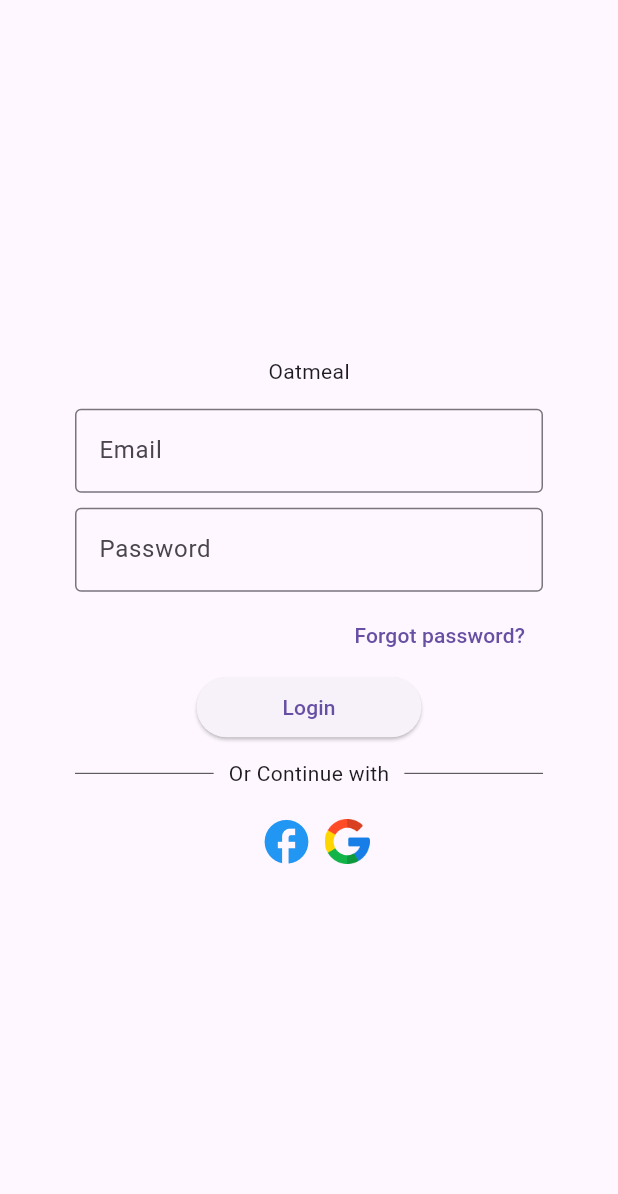
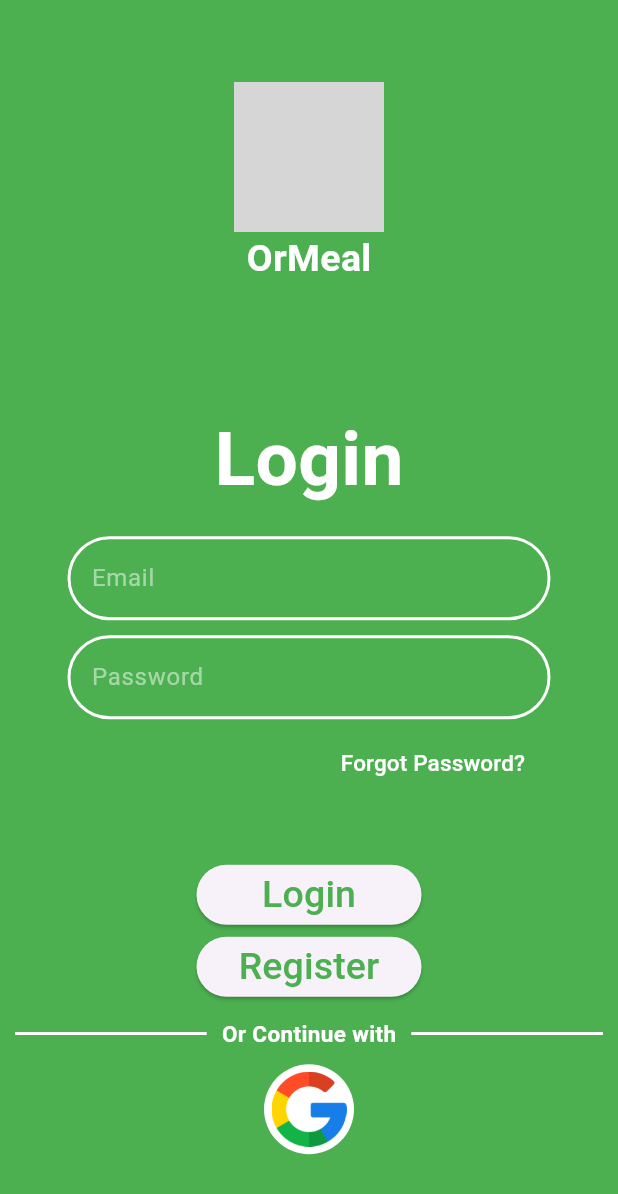
Before and after one commit to AAdrian565/OrMeal, a Flutter app: the screen it shows after launch, on a phone screen of 412 x 824 dp. Shown: the top 1194 px of the screen. Run offline on Flutter 3.47's test engine with Material 3 defaults, Android fonts, the light colour scheme and no system bars; our stand-ins replace firebase_auth, firebase_core; accounts and stored records are empty; grey boxes are pictures that could not be loaded.

Commit message:
login ui

```diff
--- a/lib/module/textinput.dart
+++ b/lib/module/textinput.dart
@@ -14,13 +14,26 @@ class TextInput extends StatelessWidget {
   @override
   Widget build(BuildContext context) {
     return Padding(
-      padding: EdgeInsets.symmetric(horizontal: 50.0, vertical: 5),
+      padding: EdgeInsets.symmetric(horizontal: 45.0, vertical: 5),
       child: TextFormField(
         controller: controller,
         obscureText: obscureText,
+        style: TextStyle(color: Colors.white), // Set text color to white
         decoration: InputDecoration(
-          border: OutlineInputBorder(),
+          enabledBorder: OutlineInputBorder(
+            borderSide: BorderSide(color: Colors.white, width: 2.0),
+            borderRadius: BorderRadius.circular(
+                90.0), // Set border radius for default state
+          ),
+          focusedBorder: OutlineInputBorder(
+            borderSide: BorderSide(color: Colors.white, width: 2.0),
+            borderRadius: BorderRadius.circular(
+                90.0), // Set border radius for default state
+          ),
           hintText: hintText,
+          hintStyle: TextStyle(
+              color: Colors.white
+                  .withOpacity(0.5)), // Set placeholder color to white
         ),
       ),
     );
--- a/lib/pages/login.dart
+++ b/lib/pages/login.dart
@@ -35,30 +35,60 @@ class _LoginPageState extends State<LoginPage> {
         password: passwordController.text,
       );
       print('signed in');
+      Navigator.of(context).pop();
     } on FirebaseAuthException catch (e) {
       print("ERROR SIGN IN");
+      Navigator.of(context).pop();
       if ((e.code == 'user-not-found') || (e.code == 'wrong-password')) {
         showDialog(
             context: context,
             builder: (context) {
               return const AlertDialog(
-                title: Text("Error"),
+                backgroundColor: Colors.blue,
+                title: Center(
+                  child: Text(
+                    'Error',
+                    style: TextStyle(color: Colors.white),
+                  ),
+                ),
               );
             });
       }
     }
-    Navigator.of(context).pop();
   }
 
   @override
   Widget build(BuildContext context) {
     return Scaffold(
+      backgroundColor: Colors.green,
       body: Center(
+        child: SingleChildScrollView(
           child: Column(
             mainAxisAlignment: MainAxisAlignment.center,
             crossAxisAlignment: CrossAxisAlignment.center,
             children: <Widget>[
-            Text('Oatmeal'),
+              Image.asset(
+                'lib/images/OrMeal.png',
+                width: 100,
+                height: 100,
+              ),
+              Text(
+                'OrMeal',
+                style: TextStyle(
+                  fontSize: 25,
+                  fontWeight: FontWeight.bold,
+                  color: Colors.white,
+                ),
+              ),
+              const SizedBox(height: 80),
+              Text(
+                'Login',
+                style: TextStyle(
+                  fontSize: 50,
+                  fontWeight: FontWeight.bold,
+                  color: Colors.white,
+                ),
+              ),
               const SizedBox(height: 10),
               // username
               TextInput(
@@ -77,46 +107,78 @@ class _LoginPageState extends State<LoginPage> {
                   mainAxisAlignment: MainAxisAlignment.end,
                   children: [
                     TextButton(
-                    child: const Text('Forgot password?'),
+                      child: const Text(
+                        'Forgot Password?',
+                        style: TextStyle(
+                          fontSize: 15,
+                          color: Colors.white,
+                        ),
+                      ),
                       onPressed: () {},
                     ),
                   ],
                 ),
               ),
-
+              const SizedBox(height: 40),
               ElevatedButton(
-              child: const Text('Login'),
+                child: const Text(
+                  'Login',
+                  style: TextStyle(
+                    color: Colors.green, // Set text color to white
+                    fontSize: 25, // Set text size to 16
+                  ),
+                ),
                 style: ElevatedButton.styleFrom(
                   fixedSize: const Size(150, 35),
                   shape: StadiumBorder(),
                 ),
                 onPressed: () {
-                // printhello();
                   signUserIn();
-                // Navigator.of(context)
-                //     .push(Slide(const MainPage(), const Offset(0.0, 1.0)));
+                },
+              ),
+              ElevatedButton(
+                child: const Text(
+                  'Register',
+                  style: TextStyle(
+                    color: Colors.green, // Set text color to white
+                    fontSize: 25, // Set text size to 16
+                  ),
+                ),
+                style: ElevatedButton.styleFrom(
+                  fixedSize: const Size(150, 35),
+                  shape: StadiumBorder(),
+                ),
+                onPressed: () {
+                  signUserIn();
                 },
               ),
               // or continue with
               Padding(
                 padding:
-                  const EdgeInsets.symmetric(horizontal: 50.0, vertical: 10),
+                    const EdgeInsets.symmetric(horizontal: 10.0, vertical: 10),
                 child: Row(
                   children: [
                     Expanded(
                       child: Divider(
-                      color: Colors.black,
-                      thickness: 0.5,
+                        color: Colors.white,
+                        thickness: 2,
                       ),
                     ),
                     const Padding(
                       padding: EdgeInsets.symmetric(horizontal: 10.0),
-                    child: Text('Or Continue with'),
+                      child: Text(
+                        'Or Continue with',
+                        style: TextStyle(
+                          fontSize: 15,
+                          fontWeight: FontWeight.bold,
+                          color: Colors.white,
+                        ),
+                      ),
                     ),
                     Expanded(
                       child: Divider(
-                      color: Colors.black,
-                      thickness: 0.5,
+                        color: Colors.white,
+                        thickness: 2,
                       ),
                     ),
                   ],
@@ -125,25 +187,30 @@ class _LoginPageState extends State<LoginPage> {
               Row(
                 mainAxisAlignment: MainAxisAlignment.center,
                 children: [
-                Container(
-                  color: Colors.transparent,
-                  child: IconButton(
-                    icon: const Icon(Icons.facebook),
-                    iconSize: 35,
-                    color: Colors.blue,
-                    onPressed: () {
-                      Navigator.of(context).push(_RouteHomePage());
+                  GestureDetector(
+                    onTap: () {
+                      print('Logo Clicked!');
                     },
+                    child: Container(
+                      width: 60,
+                      height: 60,
+                      decoration: BoxDecoration(
+                        color: Colors.white,
+                        borderRadius: BorderRadius.circular(180.0),
+                      ),
+                      child: Center(
+                        child: Image.asset(
+                          'lib/images/google.png',
+                          width: 50,
+                          height: 50,
                         ),
                       ),
-                Image.asset(
-                  'lib/images/google.png',
-                  width: 30,
-                  height: 30,
                     ),
+                  )
                 ],
               )
             ],
+          ),
         ),
       ),
     );
```
Also changed, not shown: lib/main.dart (line endings or trailing spaces), 2 other files. Lines whose indentation alone changed are shown as unchanged.
